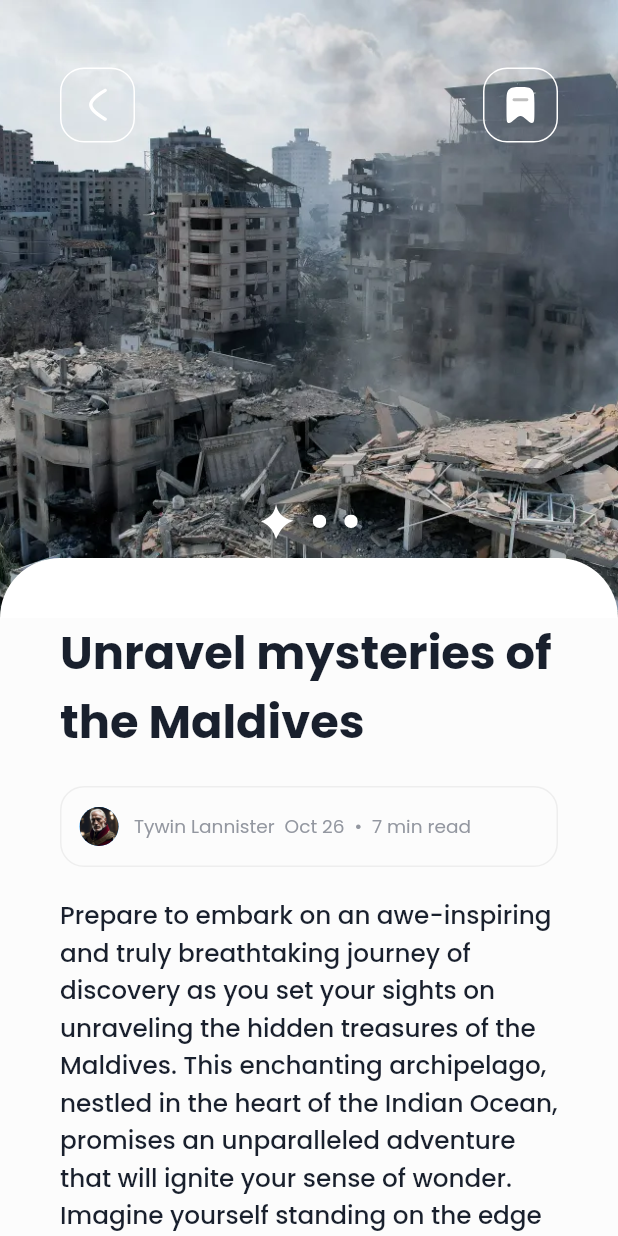
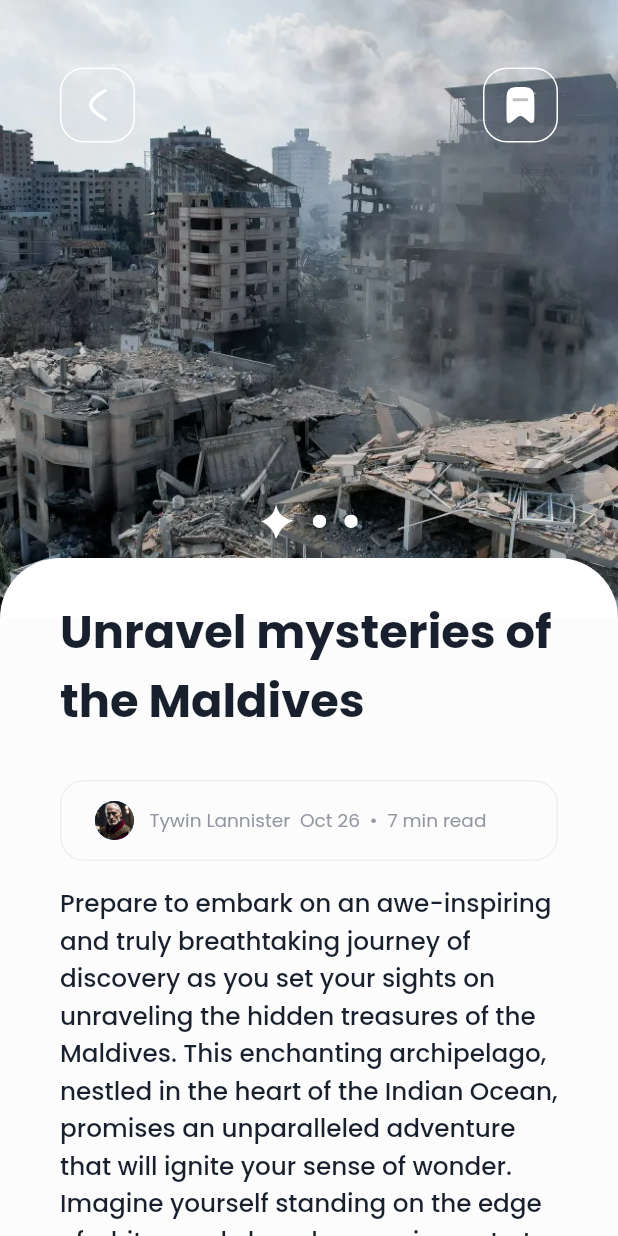
Before and after one commit to harleymamalias/news_app, a Flutter app: the NewsDetailsScreen screen opened directly with sample values from the repository, swiped to page 2, on a phone screen of 412 x 824 dp. Run offline on Flutter 3.47's test engine with Material 2 defaults, Android fonts, the light colour scheme and no system bars; drawn by our look-alikes of carousel_slider; our stand-ins replace flutter_svg, google_fonts.

Commit message:
finalized layout and the overall structure of page 2

```diff
--- a/lib/models/author_data.dart
+++ b/lib/models/author_data.dart
@@ -32,7 +32,7 @@ class NewsAuthorDetails {
   });
 }
 
-List<NewsAuthorDetails> newsAuthorItems = [
+List<NewsAuthorDetails> authorData = [
   NewsAuthorDetails(
     authorProfile: 'assets/Tywin-Lannister.jpg',
     authorFirstName: 'Tywin',
--- a/lib/screens/news_details_screen.dart
+++ b/lib/screens/news_details_screen.dart
@@ -92,8 +92,9 @@ class _NewsDetailsScreenState extends State<NewsDetailsScreen> {
                 ],
               ),
             ),
-            Padding(
+            Container(
               padding: const EdgeInsets.symmetric(horizontal: 40),
+              transform: Matrix4.translationValues(0, -14, 0),
               child: Text(
                 widget.newsDetailsData.newsTitle,
                 style: GoogleFonts.poppins(
@@ -107,7 +108,12 @@ class _NewsDetailsScreenState extends State<NewsDetailsScreen> {
               ),
             ),
             Container(
-              margin: const EdgeInsets.symmetric(horizontal: 40, vertical: 20),
+              margin: const EdgeInsets.symmetric(
+                horizontal: 40,
+                vertical: 16,
+              ),
+              padding: EdgeInsets.symmetric(
+                  horizontal: SizeConfiguration.blockSizeHorizontal! * 2.5),
               height: 54,
               width: double.infinity,
               decoration: BoxDecoration(
@@ -118,13 +124,14 @@ class _NewsDetailsScreenState extends State<NewsDetailsScreen> {
               ),
               child: Row(
                 children: [
-                  SizedBox(
+                  const SizedBox(
                     width: 12,
                   ),
                   CircleAvatar(
                     radius: 13,
                     backgroundColor: Colors.blue,
-                    backgroundImage: AssetImage(widget.newsDetailsData.authorProfile),
+                    backgroundImage:
+                        AssetImage(widget.newsDetailsData.authorProfile),
                   ),
                   SizedBox(
                     width: SizeConfiguration.blockSizeHorizontal! * 2.5,
@@ -153,7 +160,7 @@ class _NewsDetailsScreenState extends State<NewsDetailsScreen> {
                 widget.newsDetailsData.description,
                 style: GoogleFonts.poppins(
                   textStyle: TextStyle(
-                    color: Color(0xFF19202D),
+                    color: const Color(0xFF19202D),
                     fontSize: SizeConfiguration.blockSizeHorizontal! * 4,
                     fontWeight: FontWeight.w500,
                     height: 0,
--- a/lib/widgets/full_screen_slider.dart
+++ b/lib/widgets/full_screen_slider.dart
@@ -13,7 +13,7 @@ class FullScreenSlider extends StatefulWidget {
 }
 
 class _FullScreenSliderState extends State<FullScreenSlider> {
-  int current_index = 1;
+  int currentIndex = 0;
   final CarouselController _controller = CarouselController();
   @override
   Widget build(BuildContext context) {
@@ -29,11 +29,11 @@ class _FullScreenSliderState extends State<FullScreenSlider> {
             onPageChanged: (index, reason) {
               setState(
                 () {
-                  current_index = index;
+                  currentIndex = index;
                 },
               );
             },
-            initialPage: current_index,
+            initialPage: currentIndex,
           ),
           items: carouselItems.map(
             (item) {
@@ -64,7 +64,7 @@ class _FullScreenSliderState extends State<FullScreenSlider> {
                         padding: const EdgeInsets.symmetric(
                           horizontal: 6,
                         ),
-                        child: SvgPicture.asset(current_index == entry.key
+                        child: SvgPicture.asset(currentIndex == entry.key
                             ? 'assets/carousel_indicator_enabled.svg'
                             : 'assets/carousel_indicator_disabled.svg'),
                       ),
```
Also changed, not shown: lib/models/news_details_data.dart (+12 -12 lines), lib/screens/author_details_screen.dart (+5 -2 lines), lib/widgets/news_section.dart (+13 -7 lines), lib/main.dart (line endings or trailing spaces).
